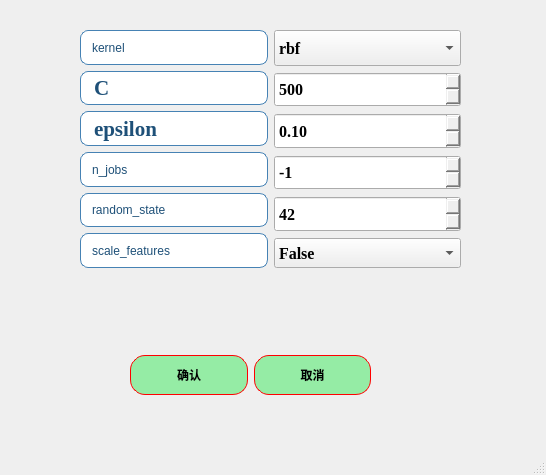
First picture: the form in ui/algorithms3_SVM_para.ui, repository azhongege24/predict_first, before the edit.
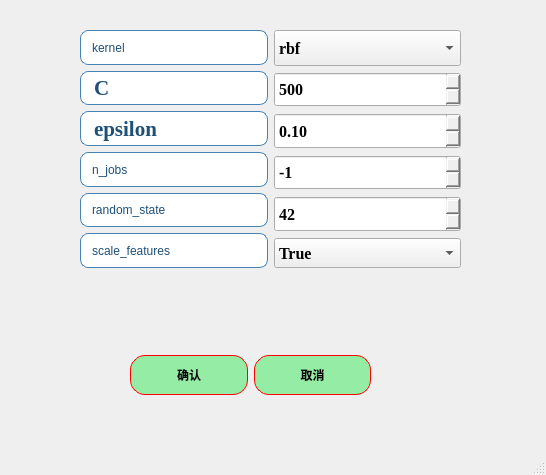
Second picture: the form after the edit.

Patch:
```diff
--- a/ui/algorithms3_SVM_para.ui
+++ b/ui/algorithms3_SVM_para.ui
@@ -561,7 +561,7 @@
          </property>
          <item>
           <property name="text">
-           <string>False</string>
+           <string>True</string>
           </property>
          </item>
          <item>
```
Left out of the diff: 2 changed lines with no effect on the pictures.
